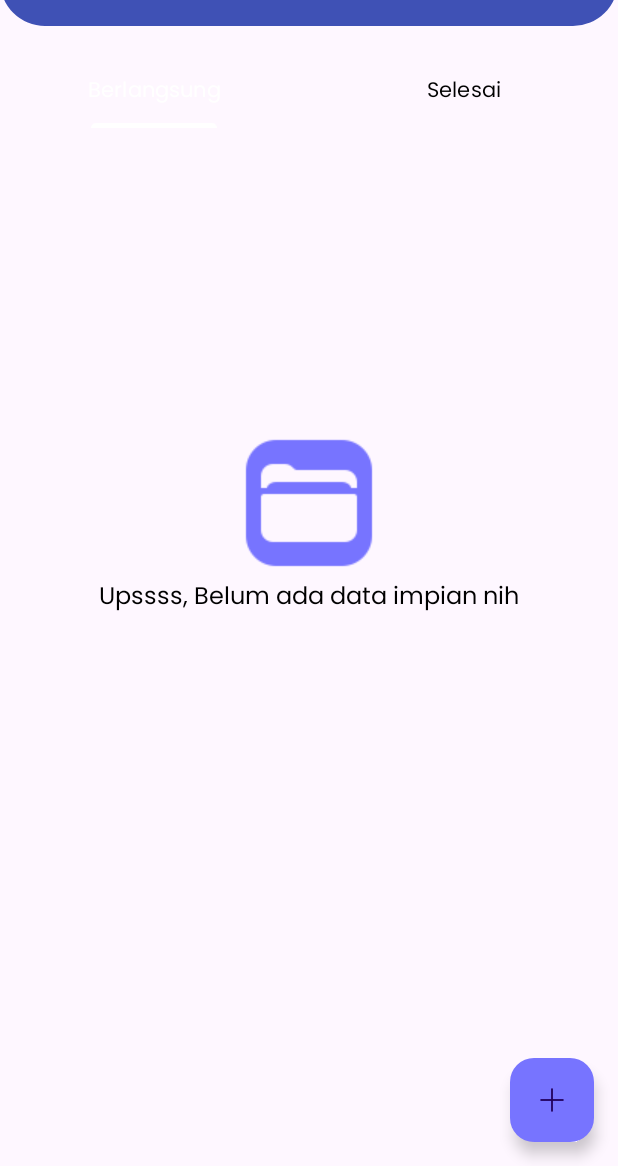
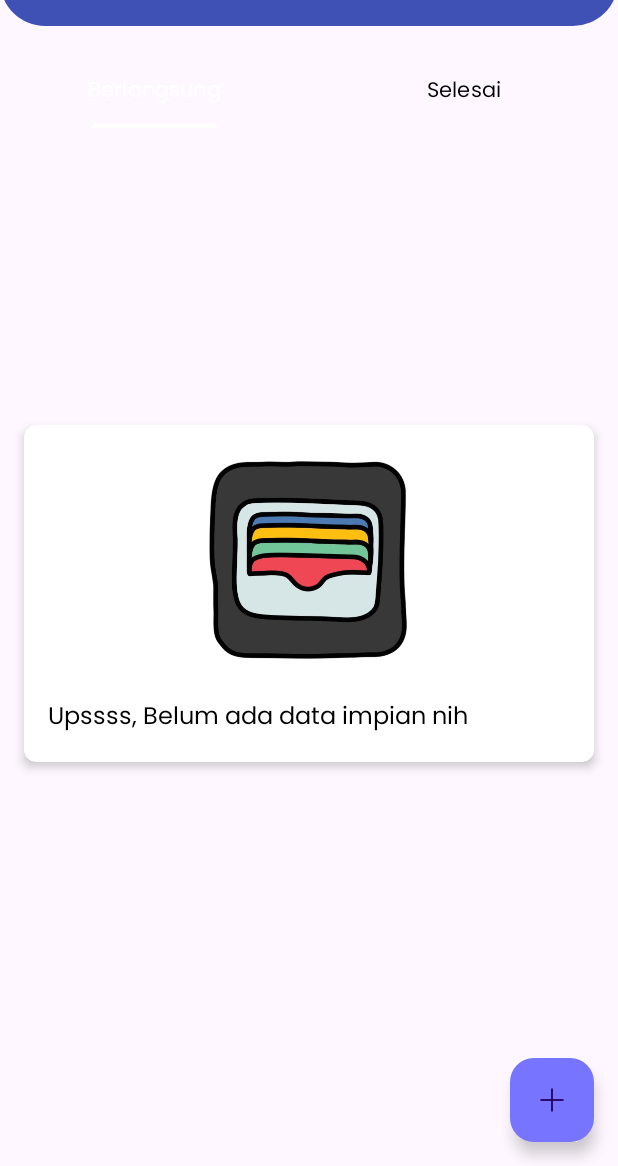
Before and after one commit to DitoAp/TabunganImpian, an Android app: the screen it shows after launch (MainActivity), on a phone screen of 412 x 824 dp, the part 70-1236 px from its top. Run offline under Robolectric (Android 15) with nearby library versions, the phone set to English and light mode, and no system bars.

Commit message:
on procces

```diff
--- a/app/src/main/AndroidManifest.xml
+++ b/app/src/main/AndroidManifest.xml
@@ -7,9 +7,9 @@
         android:allowBackup="true"
         android:dataExtractionRules="@xml/data_extraction_rules"
         android:fullBackupContent="@xml/backup_rules"
-        android:icon="@drawable/logo"
+        android:icon="@drawable/logo_background"
         android:label="@string/app_name"
-        android:roundIcon="@mipmap/ic_launcher_round"
+        android:roundIcon="@drawable/logo_background"
         android:supportsRtl="true"
         android:theme="@style/AppTheme"
         tools:targetApi="31">
--- a/app/src/main/res/drawable/splash_background.xml
+++ b/app/src/main/res/drawable/splash_background.xml
@@ -1,9 +1,4 @@
 <?xml version="1.0" encoding="utf-8"?>
-<layer-list xmlns:android="http://schemas.android.com/apk/res/android">
-    <item android:drawable="@color/white" />
-    <item>
-        <bitmap
-            android:gravity="center"
-            android:src="@drawable/logo" />
-    </item>
-</layer-list>
+<bitmap xmlns:android="http://schemas.android.com/apk/res/android"
+    android:src="@drawable/logo2"
+    android:tileMode="disabled" />
--- a/app/src/main/res/layout/activity_main.xml
+++ b/app/src/main/res/layout/activity_main.xml
@@ -1,11 +1,8 @@
-<?xml version="1.0" encoding="utf-8"?>
 <androidx.constraintlayout.widget.ConstraintLayout
     xmlns:android="http://schemas.android.com/apk/res/android"
     xmlns:app="http://schemas.android.com/apk/res-auto"
     android:layout_width="match_parent"
-    android:layout_height="match_parent"
-    xmlns:tools="http://schemas.android.com/tools"
-    tools:context=".MainActivity">
+    android:layout_height="match_parent">
 
     <!-- Toolbar -->
     <include
@@ -26,10 +23,7 @@
         app:layout_constraintTop_toBottomOf="@id/myToolbar"
         app:layout_constraintStart_toStartOf="parent"
         app:layout_constraintEnd_toEndOf="parent"
-        app:layout_constraintHorizontal_bias="0.5"
-        app:layout_constraintVertical_chainStyle="packed"
-        app:layout_constraintVertical_bias="0.1"
-        android:layout_marginTop="20dp"/>/>
+        android:layout_marginTop="20dp"/>
 
     <!-- ViewPager -->
     <androidx.viewpager2.widget.ViewPager2
@@ -39,14 +33,6 @@
         app:layout_constraintTop_toBottomOf="@id/tabLayout"
         app:layout_constraintBottom_toBottomOf="parent"
         app:layout_constraintStart_toStartOf="parent"
-        app:layout_constraintEnd_toEndOf="parent"
-        app:layout_constraintVertical_bias="0.1"/>
-
-    <FrameLayout
-        android:id="@+id/fragmentContainer"
-        android:layout_width="match_parent"
-        android:layout_height="match_parent"
-        app:layout_constraintTop_toBottomOf="@id/tabLayout"
-        app:layout_constraintBottom_toBottomOf="parent" />
+        app:layout_constraintEnd_toEndOf="parent"/>
 
 </androidx.constraintlayout.widget.ConstraintLayout>
--- a/app/src/main/res/layout/activity_splash_screen.xml
+++ b/app/src/main/res/layout/activity_splash_screen.xml
@@ -4,14 +4,13 @@
     xmlns:tools="http://schemas.android.com/tools"
     android:layout_width="match_parent"
     android:layout_height="match_parent"
-    android:background="@color/white"
+    android:background="@drawable/logo_background"
     tools:context=".SplashScreenActivity">
 
     <ImageView
         android:id="@+id/logoImageView"
         android:layout_width="200dp"
         android:layout_height="200dp"
-        android:src="@drawable/logo"
         android:scaleType="fitCenter"
         app:layout_constraintTop_toTopOf="parent"
         app:layout_constraintBottom_toBottomOf="parent"
--- a/app/src/main/res/layout/fragment_first_page.xml
+++ b/app/src/main/res/layout/fragment_first_page.xml
@@ -1,42 +1,48 @@
-<?xml version="1.0" encoding="utf-8"?>
 <androidx.constraintlayout.widget.ConstraintLayout xmlns:android="http://schemas.android.com/apk/res/android"
     xmlns:app="http://schemas.android.com/apk/res-auto"
     android:layout_width="match_parent"
     android:layout_height="match_parent">
 
+    <androidx.cardview.widget.CardView
+        android:layout_width="0dp"
+        android:layout_height="wrap_content"
+        android:layout_margin="16dp"
+        app:cardCornerRadius="8dp"
+        app:cardElevation="4dp"
+        app:layout_constraintBottom_toTopOf="@id/fab"
+        app:layout_constraintEnd_toEndOf="parent"
+        app:layout_constraintStart_toStartOf="parent"
+        app:layout_constraintTop_toTopOf="parent">
+
+        <androidx.constraintlayout.widget.ConstraintLayout
+            android:layout_width="match_parent"
+            android:layout_height="wrap_content"
+            android:padding="16dp">
+
             <ImageView
-        android:id="@+id/iconImageView"
-        android:layout_width="wrap_content"
-        android:layout_height="wrap_content"
-        android:layout_marginTop="200dp"
-        android:src="@drawable/icon"
+                android:id="@+id/photoImageView"
+                android:layout_width="150dp"
+                android:layout_height="150dp"
+                android:src="@drawable/page1"
                 app:layout_constraintBottom_toTopOf="@+id/textView"
                 app:layout_constraintEnd_toEndOf="parent"
                 app:layout_constraintStart_toStartOf="parent"
-        app:layout_constraintTop_toTopOf="parent"
-        app:layout_constraintVertical_bias="0.5" />
+                app:layout_constraintTop_toTopOf="parent" />
 
             <TextView
                 android:id="@+id/textView"
-        android:layout_width="wrap_content"
+                android:layout_width="0dp"
                 android:layout_height="wrap_content"
+                android:layout_marginTop="16dp"
                 android:text="Your Text"
                 android:textSize="16sp"
                 android:textColor="@android:color/black"
-        app:layout_constraintTop_toBottomOf="@+id/iconImageView"
+                app:layout_constraintEnd_toEndOf="parent"
                 app:layout_constraintStart_toStartOf="parent"
-        app:layout_constraintEnd_toEndOf="parent"
-        app:layout_constraintVertical_bias="0.5" />
+                app:layout_constraintTop_toBottomOf="@+id/photoImageView" />
 
-    <ImageView
-        android:id="@+id/photoImageView"
-        android:layout_width="wrap_content"
-        android:layout_height="wrap_content"
-        android:visibility="gone"
-        app:layout_constraintTop_toBottomOf="@id/textView"
-        app:layout_constraintStart_toStartOf="parent"
-        app:layout_constraintEnd_toEndOf="parent"
-        />
+        </androidx.constraintlayout.widget.ConstraintLayout>
+    </androidx.cardview.widget.CardView>
 
     <com.google.android.material.floatingactionbutton.FloatingActionButton
         android:id="@+id/fab"
--- a/app/src/main/res/layout/fragment_second_page.xml
+++ b/app/src/main/res/layout/fragment_second_page.xml
@@ -7,9 +7,9 @@
     <ImageView
         android:id="@+id/iconImageView"
         android:layout_width="wrap_content"
-        android:layout_height="wrap_content"
+        android:layout_height="150dp"
         android:layout_marginTop="200dp"
-        android:src="@drawable/icon"
+        android:src="@drawable/page1"
         app:layout_constraintBottom_toTopOf="@+id/textView"
         app:layout_constraintEnd_toEndOf="parent"
         app:layout_constraintStart_toStartOf="parent"
--- a/app/src/main/res/values/colors.xml
+++ b/app/src/main/res/values/colors.xml
@@ -11,4 +11,5 @@
     <color name="textColor">#000000</color>
     <color name="textColorHint">#000000</color> <!-- Warna teks hint -->
     <color name="textColorHintActive">#000000</color>
+    <color name="navy">#102C57</color>
 </resources>
```
Also changed, not shown: app/build.gradle.kts (+7 -3 lines), app/src/main/java/com/example/tabunganimpian/FirstPageFragment.kt (+22 -12 lines), app/src/main/java/com/example/tabunganimpian/MainActivity.kt (+6 -3 lines), app/src/main/java/com/example/tabunganimpian/NewPageActivity.kt (+14 -1 lines), app/src/main/res/drawable/logo_background.xml (added, +12 -0 lines), app/src/main/res/drawable/lepi.png (deleted), app/src/main/res/drawable/logo.jpeg (deleted), app/src/main/res/drawable/logo2.png (added), app/src/main/res/drawable/money.jpeg (deleted), app/src/main/res/drawable/page1.png (added). Lines whose indentation alone changed are shown as unchanged.
